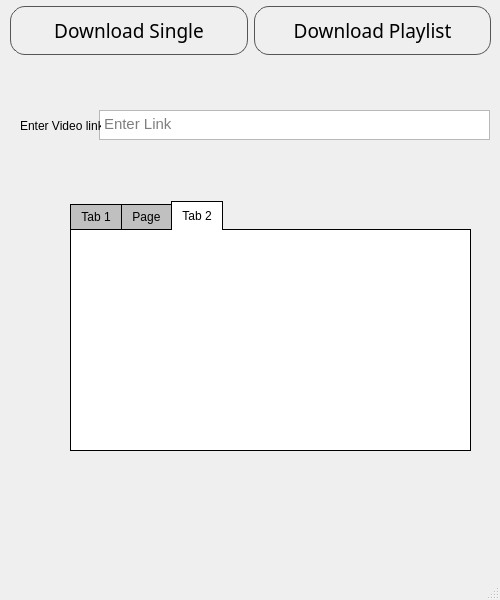
Before: the Qt Designer form Downloader.ui in joy-narayon-roy/youtube_video_downloader, drawn with Qt 5.
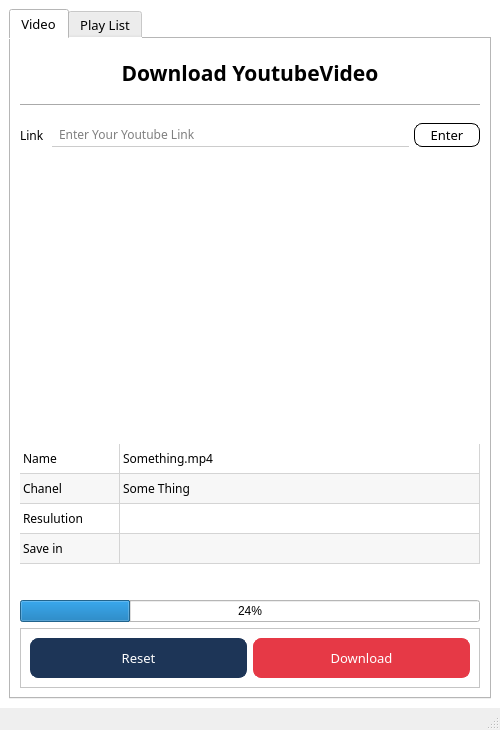
After: the same form once the commit is applied. Icons and pictures are not drawn.

What changed in the file:
```diff
--- a/Downloader.ui
+++ b/Downloader.ui
@@ -10,260 +10,829 @@
     <x>0</x>
     <y>0</y>
     <width>500</width>
-    <height>600</height>
+    <height>730</height>
    </rect>
   </property>
   <property name="maximumSize">
    <size>
     <width>500</width>
-    <height>600</height>
+    <height>800</height>
    </size>
   </property>
   <property name="windowTitle">
    <string>MainWindow</string>
   </property>
   <widget class="QWidget" name="centralwidget">
-   <widget class="QWidget" name="horizontalLayoutWidget">
-    <property name="geometry">
-     <rect>
-      <x>10</x>
-      <y>0</y>
-      <width>481</width>
-      <height>61</height>
-     </rect>
-    </property>
-    <layout class="QHBoxLayout" name="horizontalLayout">
-     <property name="sizeConstraint">
-      <enum>QLayout::SetMinimumSize</enum>
-     </property>
-     <item>
-      <widget class="QPushButton" name="single_download">
-       <property name="font">
-        <font>
-         <family>Rubik Medium</family>
-         <pointsize>14</pointsize>
-         <weight>7</weight>
-         <italic>false</italic>
-         <bold>false</bold>
-        </font>
-       </property>
-       <property name="cursor">
-        <cursorShape>ArrowCursor</cursorShape>
-       </property>
-       <property name="mouseTracking">
-        <bool>true</bool>
-       </property>
+   <property name="layoutDirection">
+    <enum>Qt::LeftToRight</enum>
+   </property>
+   <property name="styleSheet">
+    <string notr="true">background:#fff;</string>
+   </property>
+   <layout class="QVBoxLayout" name="verticalLayout_2">
+    <item>
+     <widget class="QTabWidget" name="tabs">
+      <property name="font">
+       <font>
+        <family>Less</family>
+        <pointsize>10</pointsize>
+        <weight>50</weight>
+        <bold>false</bold>
+       </font>
+      </property>
+      <property name="toolTip">
+       <string>Download Single Video
+</string>
+      </property>
+      <property name="tabPosition">
+       <enum>QTabWidget::North</enum>
+      </property>
+      <property name="tabShape">
+       <enum>QTabWidget::Rounded</enum>
+      </property>
+      <property name="currentIndex">
+       <number>0</number>
+      </property>
+      <widget class="QWidget" name="video">
        <property name="layoutDirection">
         <enum>Qt::LeftToRight</enum>
        </property>
-       <property name="autoFillBackground">
-        <bool>true</bool>
-       </property>
-       <property name="styleSheet">
-        <string notr="true">font: 57 14pt &quot;Rubik Medium&quot;;
-border: 1px solid #555;
-padding: 10px 0px;
-border-radius: 15px;
-</string>
-       </property>
-       <property name="text">
-        <string>Download Single</string>
-       </property>
+       <attribute name="title">
+        <string>Video</string>
+       </attribute>
+       <layout class="QVBoxLayout" name="verticalLayout">
+        <item>
+         <widget class="QLabel" name="label_7">
+          <property name="maximumSize">
+           <size>
+            <width>16777215</width>
+            <height>50</height>
+           </size>
+          </property>
+          <property name="font">
+           <font>
+            <family>Less</family>
+            <pointsize>16</pointsize>
+            <weight>75</weight>
+            <bold>true</bold>
+           </font>
+          </property>
+          <property name="styleSheet">
+           <string notr="true">text-align:center;
+padding:10px 0;</string>
+          </property>
+          <property name="text">
+           <string>Download YoutubeVideo</string>
+          </property>
+          <property name="textFormat">
+           <enum>Qt::PlainText</enum>
+          </property>
+          <property name="alignment">
+           <set>Qt::AlignCenter</set>
+          </property>
+         </widget>
+        </item>
+        <item>
+         <widget class="Line" name="line_4">
+          <property name="orientation">
+           <enum>Qt::Horizontal</enum>
+          </property>
+         </widget>
+        </item>
+        <item>
+         <layout class="QHBoxLayout" name="horizontalLayout_4">
+          <property name="spacing">
+           <number>5</number>
+          </property>
+          <property name="topMargin">
+           <number>10</number>
+          </property>
+          <property name="rightMargin">
+           <number>0</number>
+          </property>
+          <property name="bottomMargin">
+           <number>10</number>
+          </property>
+          <item>
+           <widget class="QLabel" name="label_8">
+            <property name="font">
+             <font>
+              <family>Less</family>
+             </font>
+            </property>
+            <property name="text">
+             <string>Link </string>
+            </property>
+           </widget>
+          </item>
+          <item>
+           <widget class="QLineEdit" name="input_link">
+            <property name="font">
+             <font>
+              <family>Less</family>
+             </font>
+            </property>
+            <property name="tabletTracking">
+             <bool>true</bool>
+            </property>
+            <property name="contextMenuPolicy">
+             <enum>Qt::ActionsContextMenu</enum>
+            </property>
+            <property name="styleSheet">
+             <string notr="true">padding:2px 5px;border:0px;border-bottom:1px solid #ccc;</string>
+            </property>
+            <property name="placeholderText">
+             <string>Enter Your Youtube Link</string>
+            </property>
+           </widget>
+          </item>
+          <item>
+           <widget class="QPushButton" name="find_btn">
+            <property name="font">
+             <font>
+              <family>Less</family>
+              <pointsize>10</pointsize>
+             </font>
+            </property>
+            <property name="styleSheet">
+             <string notr="true">QPushButton{
+border-radius: 8px;
+padding:2px 15px;
+border:1px solid black;
+text-align:center;
+}</string>
+            </property>
+            <property name="text">
+             <string>Enter</string>
+            </property>
+           </widget>
+          </item>
+         </layout>
+        </item>
+        <item>
+         <widget class="QFrame" name="frame">
+          <property name="minimumSize">
+           <size>
+            <width>0</width>
+            <height>200</height>
+           </size>
+          </property>
+          <property name="contextMenuPolicy">
+           <enum>Qt::NoContextMenu</enum>
+          </property>
+          <property name="layoutDirection">
+           <enum>Qt::LeftToRight</enum>
+          </property>
+          <property name="styleSheet">
+           <string notr="true">border:0px;</string>
+          </property>
+          <property name="frameShape">
+           <enum>QFrame::StyledPanel</enum>
+          </property>
+          <property name="frameShadow">
+           <enum>QFrame::Plain</enum>
+          </property>
+          <layout class="QHBoxLayout" name="_2">
+           <property name="spacing">
+            <number>0</number>
+           </property>
+           <property name="leftMargin">
+            <number>0</number>
+           </property>
+           <property name="topMargin">
+            <number>0</number>
+           </property>
+           <property name="rightMargin">
+            <number>0</number>
+           </property>
+           <property name="bottomMargin">
+            <number>0</number>
+           </property>
+           <item>
+            <widget class="QLabel" name="thum_img">
+             <property name="maximumSize">
+              <size>
+               <width>300</width>
+               <height>200</height>
+              </size>
+             </property>
+             <property name="text">
+              <string/>
+             </property>
+             <property name="pixmap">
+              <pixmap resource="assets/test.qrc">:/newPrefix/th.jpg</pixmap>
+             </property>
+             <property name="scaledContents">
+              <bool>true</bool>
+             </property>
+             <property name="alignment">
+              <set>Qt::AlignCenter</set>
+             </property>
+             <property name="wordWrap">
+              <bool>true</bool>
+             </property>
+            </widget>
+           </item>
+          </layout>
+         </widget>
+        </item>
+        <item>
+         <widget class="QTableWidget" name="info_table">
+          <property name="maximumSize">
+           <size>
+            <width>16777215</width>
+            <height>150</height>
+           </size>
+          </property>
+          <property name="font">
+           <font>
+            <family>Less</family>
+           </font>
+          </property>
+          <property name="autoFillBackground">
+           <bool>false</bool>
+          </property>
+          <property name="styleSheet">
+           <string notr="true">border:0;</string>
+          </property>
+          <property name="verticalScrollBarPolicy">
+           <enum>Qt::ScrollBarAlwaysOff</enum>
+          </property>
+          <property name="horizontalScrollBarPolicy">
+           <enum>Qt::ScrollBarAlwaysOff</enum>
+          </property>
+          <property name="sizeAdjustPolicy">
+           <enum>QAbstractScrollArea::AdjustToContents</enum>
+          </property>
+          <property name="autoScroll">
+           <bool>false</bool>
+          </property>
+          <property name="alternatingRowColors">
+           <bool>true</bool>
+          </property>
+          <property name="showGrid">
+           <bool>true</bool>
+          </property>
+          <property name="sortingEnabled">
+           <bool>false</bool>
+          </property>
+          <property name="cornerButtonEnabled">
+           <bool>true</bool>
+          </property>
+          <attribute name="horizontalHeaderVisible">
+           <bool>false</bool>
+          </attribute>
+          <attribute name="horizontalHeaderHighlightSections">
+           <bool>false</bool>
+          </attribute>
+          <attribute name="horizontalHeaderStretchLastSection">
+           <bool>true</bool>
+          </attribute>
+          <attribute name="verticalHeaderVisible">
+           <bool>false</bool>
+          </attribute>
+          <attribute name="verticalHeaderHighlightSections">
+           <bool>false</bool>
+          </attribute>
+          <attribute name="verticalHeaderShowSortIndicator" stdset="0">
+           <bool>true</bool>
+          </attribute>
+          <attribute name="verticalHeaderStretchLastSection">
+           <bool>false</bool>
+          </attribute>
+          <row>
+           <property name="text">
+            <string>New Row</string>
+           </property>
+          </row>
+          <row>
+           <property name="text">
+            <string>New Row</string>
+           </property>
+          </row>
+          <row>
+           <property name="text">
+            <string>New Row</string>
+           </property>
+          </row>
+          <row>
+           <property name="text">
+            <string>New Row</string>
+           </property>
+          </row>
+          <column>
+           <property name="text">
+            <string notr="true">New Column</string>
+           </property>
+           <property name="toolTip">
+            <string notr="true"/>
+           </property>
+           <property name="font">
+            <font>
+             <family>Less</family>
+            </font>
+           </property>
+          </column>
+          <column>
+           <property name="text">
+            <string>New Column</string>
+           </property>
+          </column>
+          <item row="0" column="0">
+           <property name="text">
+            <string>Name</string>
+           </property>
+          </item>
+          <item row="0" column="1">
+           <property name="text">
+            <string>Something.mp4</string>
+           </property>
+          </item>
+          <item row="1" column="0">
+           <property name="text">
+            <string>Chanel</string>
+           </property>
+          </item>
+          <item row="1" column="1">
+           <property name="text">
+            <string>Some Thing</string>
+           </property>
+          </item>
+          <item row="2" column="0">
+           <property name="text">
+            <string>Resulution</string>
+           </property>
+          </item>
+          <item row="3" column="0">
+           <property name="text">
+            <string>Save in</string>
+           </property>
+          </item>
+         </widget>
+        </item>
+        <item>
+         <widget class="QProgressBar" name="progressBar_2">
+          <property name="value">
+           <number>24</number>
+          </property>
+         </widget>
+        </item>
+        <item>
+         <widget class="QFrame" name="frame_2">
+          <property name="minimumSize">
+           <size>
+            <width>0</width>
+            <height>60</height>
+           </size>
+          </property>
+          <property name="maximumSize">
+           <size>
+            <width>16777215</width>
+            <height>60</height>
+           </size>
+          </property>
+          <property name="styleSheet">
+           <string notr="true"/>
+          </property>
+          <property name="frameShape">
+           <enum>QFrame::StyledPanel</enum>
+          </property>
+          <property name="frameShadow">
+           <enum>QFrame::Raised</enum>
+          </property>
+          <layout class="QHBoxLayout" name="horizontalLayout">
+           <item>
+            <widget class="QPushButton" name="reset_button">
+             <property name="font">
+              <font>
+               <family>Less</family>
+               <pointsize>10</pointsize>
+              </font>
+             </property>
+             <property name="styleSheet">
+              <string notr="true">QPushButton{width: auto;padding: 10px;border: 1px solid #1d3557;border-radius: 8px;background: #1d3557;color: #fff;}
+QPushButton:focus{border: 1px solid #1d3557;border-radius: 8px;background: #fff;color: #1d3557;}</string>
+             </property>
+             <property name="text">
+              <string>Reset</string>
+             </property>
+            </widget>
+           </item>
+           <item>
+            <widget class="QPushButton" name="download_btn">
+             <property name="font">
+              <font>
+               <family>Less</family>
+               <pointsize>10</pointsize>
+              </font>
+             </property>
+             <property name="styleSheet">
+              <string notr="true">QPushButton{width: auto;padding: 10px;border: 1px solid #e63946;border-radius: 8px;background: #e63946;color: #fff;}
+QPushButton:focus{border: 1px solid #e63946;border-radius: 8px;background: #fff;color: #e63946;}</string>
+             </property>
+             <property name="text">
+              <string>Download</string>
+             </property>
+            </widget>
+           </item>
+          </layout>
+         </widget>
+        </item>
+       </layout>
+       <zorder>label_7</zorder>
+       <zorder>line_4</zorder>
+       <zorder>frame</zorder>
+       <zorder>frame_2</zorder>
+       <zorder>info_table</zorder>
+       <zorder>progressBar_2</zorder>
       </widget>
-     </item>
-     <item>
-      <widget class="QPushButton" name="playlist_btn">
-       <property name="font">
-        <font>
-         <family>Rubik Medium</family>
-         <pointsize>14</pointsize>
-         <weight>7</weight>
-         <italic>false</italic>
-         <bold>false</bold>
-        </font>
-       </property>
-       <property name="cursor">
-        <cursorShape>ArrowCursor</cursorShape>
-       </property>
-       <property name="mouseTracking">
-        <bool>true</bool>
-       </property>
-       <property name="autoFillBackground">
-        <bool>false</bool>
-       </property>
-       <property name="styleSheet">
-        <string notr="true">font: 57 14pt &quot;Rubik Medium&quot;;
-border: 1px solid #555;
-padding: 10px 0px;
-border-radius: 15px;
-</string>
-       </property>
-       <property name="text">
-        <string>Download Playlist</string>
-       </property>
-       <property name="default">
-        <bool>true</bool>
-       </property>
-      </widget>
-     </item>
-    </layout>
-   </widget>
-   <widget class="QTabWidget" name="tabWidget">
-    <property name="geometry">
-     <rect>
-      <x>70</x>
-      <y>200</y>
-      <width>401</width>
-      <height>251</height>
-     </rect>
-    </property>
-    <property name="styleSheet">
-     <string notr="true">QTabWidget::pane {
-    border: 1px solid black;
-    background: white;
-}
-
-QTabWidget::tab-bar:top {
-    top: 1px;
-}
-
-QTabWidget::tab-bar:bottom {
-    bottom: 1px;
-}
-
-QTabWidget::tab-bar:left {
-    right: 1px;
-}
-
-QTabWidget::tab-bar:right {
-    left: 1px;
-}
-
-QTabBar::tab {
-    border: 1px solid black;
-}
-
-QTabBar::tab:selected {
-    background: white;
-}
-
-QTabBar::tab:!selected {
-    background: silver;
-}
-
-QTabBar::tab:!selected:hover {
-    background: #999;
-}
-
-QTabBar::tab:top:!selected {
-    margin-top: 3px;
-}
-
-QTabBar::tab:bottom:!selected {
-    margin-bottom: 3px;
-}
-
-QTabBar::tab:top, QTabBar::tab:bottom {
-    min-width: 8ex;
-    margin-right: -1px;
-    padding: 5px 10px 5px 10px;
-	backgroud:red;
-}
-
-QTabBar::tab:top:selected {
-    border-bottom-color: none;
-}
-
-QTabBar::tab:bottom:selected {
-    border-top-color: none;
-}
-
-QTabBar::tab:top:last, QTabBar::tab:bottom:last,
-QTabBar::tab:top:only-one, QTabBar::tab:bottom:only-one {
-    margin-right: 0;
-}
-
-QTabBar::tab:left:!selected {
-    margin-right: 3px;
-}
-
-QTabBar::tab:right:!selected {
-    margin-left: 3px;
-}
-
-QTabBar::tab:left, QTabBar::tab:right {
-    min-height: 8ex;
-    margin-bottom: -1px;
-    padding: 10px 5px 10px 5px;
-}
-
-QTabBar::tab:left:selected {
-    border-left-color: none;
-}
-
-QTabBar::tab:right:selected {
-    border-right-color: none;
-}
-
-QTabBar::tab:left:last, QTabBar::tab:right:last,
-QTabBar::tab:left:only-one, QTabBar::tab:right:only-one {
-    margin-bottom: 0;
+      <widget class="QWidget" name="playlist">
+       <attribute name="title">
+        <string>Play List</string>
+       </attribute>
+       <layout class="QVBoxLayout" name="verticalLayout_3">
+        <item>
+         <widget class="QLabel" name="label_10">
+          <property name="maximumSize">
+           <size>
+            <width>16777215</width>
+            <height>50</height>
+           </size>
+          </property>
+          <property name="font">
+           <font>
+            <family>Less</family>
+            <pointsize>16</pointsize>
+            <weight>75</weight>
+            <bold>true</bold>
+           </font>
+          </property>
+          <property name="styleSheet">
+           <string notr="true">text-align:center;
+padding:10px 0;</string>
+          </property>
+          <property name="text">
+           <string>Download Youtube Play List</string>
+          </property>
+          <property name="textFormat">
+           <enum>Qt::PlainText</enum>
+          </property>
+          <property name="alignment">
+           <set>Qt::AlignCenter</set>
+          </property>
+         </widget>
+        </item>
+        <item>
+         <widget class="Line" name="line_5">
+          <property name="orientation">
+           <enum>Qt::Horizontal</enum>
+          </property>
+         </widget>
+        </item>
+        <item>
+         <layout class="QHBoxLayout" name="horizontalLayout_5">
+          <property name="spacing">
+           <number>5</number>
+          </property>
+          <property name="topMargin">
+           <number>10</number>
+          </property>
+          <property name="rightMargin">
+           <number>0</number>
+          </property>
+          <property name="bottomMargin">
+           <number>10</number>
+          </property>
+          <item>
+           <widget class="QLabel" name="label_9">
+            <property name="font">
+             <font>
+              <family>Less</family>
+             </font>
+            </property>
+            <property name="text">
+             <string>Link </string>
+            </property>
+           </widget>
+          </item>
+          <item>
+           <widget class="QLineEdit" name="input_link_2">
+            <property name="font">
+             <font>
+              <family>Less</family>
+             </font>
+            </property>
+            <property name="tabletTracking">
+             <bool>true</bool>
+            </property>
+            <property name="contextMenuPolicy">
+             <enum>Qt::ActionsContextMenu</enum>
+            </property>
+            <property name="styleSheet">
+             <string notr="true">padding:2px 5px;border:0px;border-bottom:1px solid #ccc;</string>
+            </property>
+            <property name="placeholderText">
+             <string>Enter Your Youtube Link</string>
+            </property>
+           </widget>
+          </item>
+          <item>
+           <widget class="QPushButton" name="find_btn_2">
+            <property name="font">
+             <font>
+              <family>Less</family>
+              <pointsize>10</pointsize>
+             </font>
+            </property>
+            <property name="styleSheet">
+             <string notr="true">QPushButton{
+border-radius: 8px;
+padding:2px 15px;
+border:1px solid black;
+text-align:center;
 }</string>
-    </property>
-    <property name="currentIndex">
-     <number>2</number>
-    </property>
-    <widget class="QWidget" name="tab">
-     <attribute name="title">
-      <string>Tab 1</string>
-     </attribute>
-    </widget>
-    <widget class="QWidget" name="tab_3">
-     <attribute name="title">
-      <string>Page</string>
-     </attribute>
-    </widget>
-    <widget class="QWidget" name="tab_2">
-     <attribute name="title">
-      <string>Tab 2</string>
-     </attribute>
-    </widget>
-   </widget>
-   <widget class="QTextEdit" name="textEdit">
-    <property name="geometry">
-     <rect>
-      <x>99</x>
-      <y>110</y>
-      <width>391</width>
-      <height>30</height>
-     </rect>
-    </property>
-    <property name="autoFillBackground">
-     <bool>true</bool>
-    </property>
-    <property name="styleSheet">
-     <string notr="true">font:11pt</string>
-    </property>
-    <property name="tabChangesFocus">
-     <bool>true</bool>
-    </property>
-    <property name="placeholderText">
-     <string>Enter Link</string>
-    </property>
-   </widget>
-   <widget class="QLabel" name="label">
-    <property name="geometry">
-     <rect>
-      <x>20</x>
-      <y>110</y>
-      <width>81</width>
-      <height>31</height>
-     </rect>
-    </property>
-    <property name="text">
-     <string>Enter Video link:</string>
-    </property>
-   </widget>
+            </property>
+            <property name="text">
+             <string>Enter</string>
+            </property>
+           </widget>
+          </item>
+         </layout>
+        </item>
+        <item>
+         <widget class="QFrame" name="frame_3">
+          <property name="minimumSize">
+           <size>
+            <width>0</width>
+            <height>200</height>
+           </size>
+          </property>
+          <property name="contextMenuPolicy">
+           <enum>Qt::NoContextMenu</enum>
+          </property>
+          <property name="layoutDirection">
+           <enum>Qt::LeftToRight</enum>
+          </property>
+          <property name="styleSheet">
+           <string notr="true">border:0px;</string>
+          </property>
+          <property name="frameShape">
+           <enum>QFrame::StyledPanel</enum>
+          </property>
+          <property name="frameShadow">
+           <enum>QFrame::Plain</enum>
+          </property>
+          <layout class="QHBoxLayout" name="_3">
+           <property name="spacing">
+            <number>0</number>
+           </property>
+           <property name="leftMargin">
+            <number>0</number>
+           </property>
+           <property name="topMargin">
+            <number>0</number>
+           </property>
+           <property name="rightMargin">
+            <number>0</number>
+           </property>
+           <property name="bottomMargin">
+            <number>0</number>
+           </property>
+           <item>
+            <widget class="QLabel" name="thum_img_2">
+             <property name="maximumSize">
+              <size>
+               <width>300</width>
+               <height>200</height>
+              </size>
+             </property>
+             <property name="text">
+              <string/>
+             </property>
+             <property name="pixmap">
+              <pixmap resource="assets/test.qrc">:/newPrefix/th.jpg</pixmap>
+             </property>
+             <property name="scaledContents">
+              <bool>true</bool>
+             </property>
+             <property name="alignment">
+              <set>Qt::AlignCenter</set>
+             </property>
+             <property name="wordWrap">
+              <bool>true</bool>
+             </property>
+            </widget>
+           </item>
+          </layout>
+         </widget>
+        </item>
+        <item>
+         <widget class="QTableWidget" name="info_table_2">
+          <property name="maximumSize">
+           <size>
+            <width>16777215</width>
+            <height>150</height>
+           </size>
+          </property>
+          <property name="font">
+           <font>
+            <family>Less</family>
+           </font>
+          </property>
+          <property name="autoFillBackground">
+           <bool>false</bool>
+          </property>
+          <property name="styleSheet">
+           <string notr="true">border:0;</string>
+          </property>
+          <property name="verticalScrollBarPolicy">
+           <enum>Qt::ScrollBarAlwaysOff</enum>
+          </property>
+          <property name="horizontalScrollBarPolicy">
+           <enum>Qt::ScrollBarAlwaysOff</enum>
+          </property>
+          <property name="sizeAdjustPolicy">
+           <enum>QAbstractScrollArea::AdjustToContents</enum>
+          </property>
+          <property name="autoScroll">
+           <bool>false</bool>
+          </property>
+          <property name="alternatingRowColors">
+           <bool>true</bool>
+          </property>
+          <property name="showGrid">
+           <bool>true</bool>
+          </property>
+          <property name="sortingEnabled">
+           <bool>false</bool>
+          </property>
+          <property name="cornerButtonEnabled">
+           <bool>true</bool>
+          </property>
+          <attribute name="horizontalHeaderVisible">
+           <bool>false</bool>
+          </attribute>
+          <attribute name="horizontalHeaderHighlightSections">
+           <bool>false</bool>
+          </attribute>
+          <attribute name="horizontalHeaderStretchLastSection">
+           <bool>true</bool>
+          </attribute>
+          <attribute name="verticalHeaderVisible">
+           <bool>false</bool>
+          </attribute>
+          <attribute name="verticalHeaderHighlightSections">
+           <bool>false</bool>
+          </attribute>
+          <attribute name="verticalHeaderShowSortIndicator" stdset="0">
+           <bool>true</bool>
+          </attribute>
+          <attribute name="verticalHeaderStretchLastSection">
+           <bool>false</bool>
+          </attribute>
+          <row>
+           <property name="text">
+            <string>New Row</string>
+           </property>
+          </row>
+          <row>
+           <property name="text">
+            <string>New Row</string>
+           </property>
+          </row>
+          <row>
+           <property name="text">
+            <string>New Row</string>
+           </property>
+          </row>
+          <row>
+           <property name="text">
+            <string>New Row</string>
+           </property>
+          </row>
+          <column>
+           <property name="text">
+            <string notr="true">New Column</string>
+           </property>
+           <property name="toolTip">
+            <string notr="true"/>
+           </property>
+           <property name="font">
+            <font>
+             <family>Less</family>
+            </font>
+           </property>
+          </column>
+          <column>
+           <property name="text">
+            <string>New Column</string>
+           </property>
+          </column>
+          <item row="0" column="0">
+           <property name="text">
+            <string>Name</string>
+           </property>
+          </item>
+          <item row="0" column="1">
+           <property name="text">
+            <string>Something.mp4</string>
+           </property>
+          </item>
+          <item row="1" column="0">
+           <property name="text">
+            <string>Chanel</string>
+           </property>
+          </item>
+          <item row="1" column="1">
+           <property name="text">
+            <string>Some Thing</string>
+           </property>
+          </item>
+          <item row="2" column="0">
+           <property name="text">
+            <string>Resulution</string>
+           </property>
+          </item>
+          <item row="3" column="0">
+           <property name="text">
+            <string>Save in</string>
+           </property>
+          </item>
+         </widget>
+        </item>
+        <item>
+         <widget class="QProgressBar" name="progressBar">
+          <property name="value">
+           <number>24</number>
+          </property>
+         </widget>
+        </item>
+        <item>
+         <widget class="QFrame" name="frame_4">
+          <property name="minimumSize">
+           <size>
+            <width>0</width>
+            <height>60</height>
+           </size>
+          </property>
+          <property name="maximumSize">
+           <size>
+            <width>16777215</width>
+            <height>60</height>
+           </size>
+          </property>
+          <property name="styleSheet">
+           <string notr="true"/>
+          </property>
+          <property name="frameShape">
+           <enum>QFrame::StyledPanel</enum>
+          </property>
+          <property name="frameShadow">
+           <enum>QFrame::Raised</enum>
+          </property>
+          <layout class="QHBoxLayout" name="horizontalLayout_2">
+           <item>
+            <widget class="QPushButton" name="reset_button_2">
+             <property name="font">
+              <font>
+               <family>Less</family>
+               <pointsize>10</pointsize>
+              </font>
+             </property>
+             <property name="styleSheet">
+              <string notr="true">QPushButton{width: auto;padding: 10px;border: 1px solid #1d3557;border-radius: 8px;background: #1d3557;color: #fff;}
+QPushButton:focus{border: 1px solid #1d3557;border-radius: 8px;background: #fff;color: #1d3557;}</string>
+             </property>
+             <property name="text">
+              <string>Reset</string>
+             </property>
+            </widget>
+           </item>
+           <item>
+            <widget class="QPushButton" name="download_btn_2">
+             <property name="font">
+              <font>
+               <family>Less</family>
+               <pointsize>10</pointsize>
+              </font>
+             </property>
+             <property name="styleSheet">
+              <string notr="true">QPushButton{width: auto;padding: 10px;border: 1px solid #e63946;border-radius: 8px;background: #e63946;color: #fff;}
+QPushButton:focus{border: 1px solid #e63946;border-radius: 8px;background: #fff;color: #e63946;}</string>
+             </property>
+             <property name="text">
+              <string>Download</string>
+             </property>
+            </widget>
+           </item>
+          </layout>
+         </widget>
+        </item>
+       </layout>
+      </widget>
+     </widget>
+    </item>
+   </layout>
   </widget>
   <widget class="QMenuBar" name="menubar">
    <property name="geometry">
```
Left out of the diff: 5 changed lines with no effect on the pictures.
